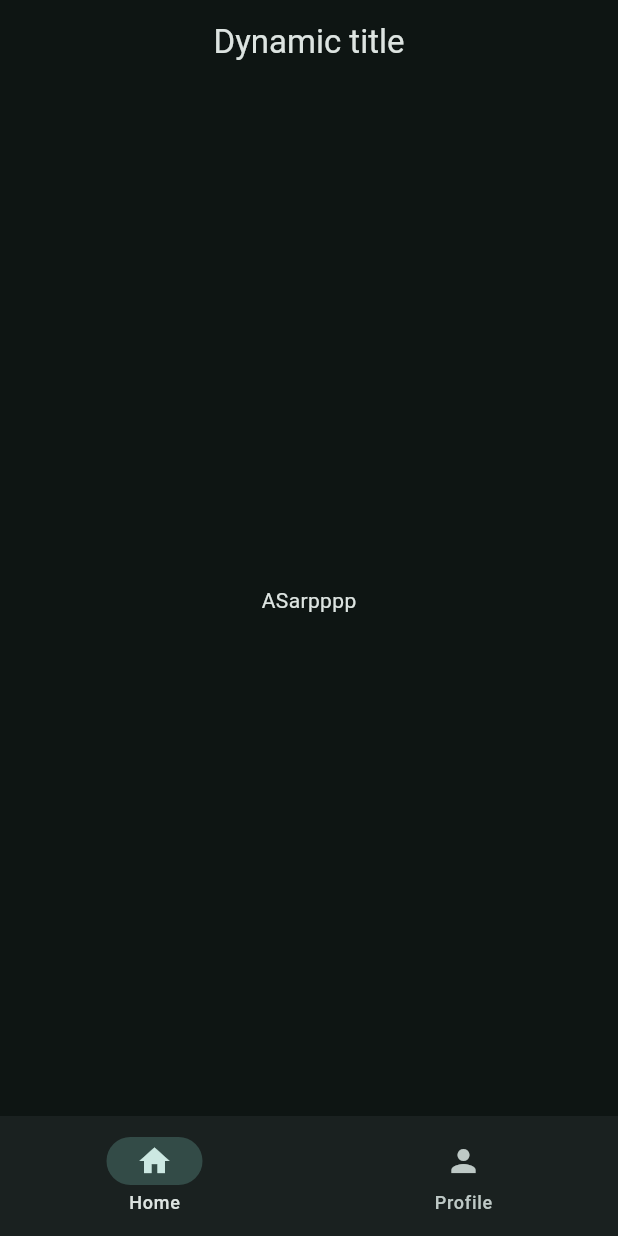
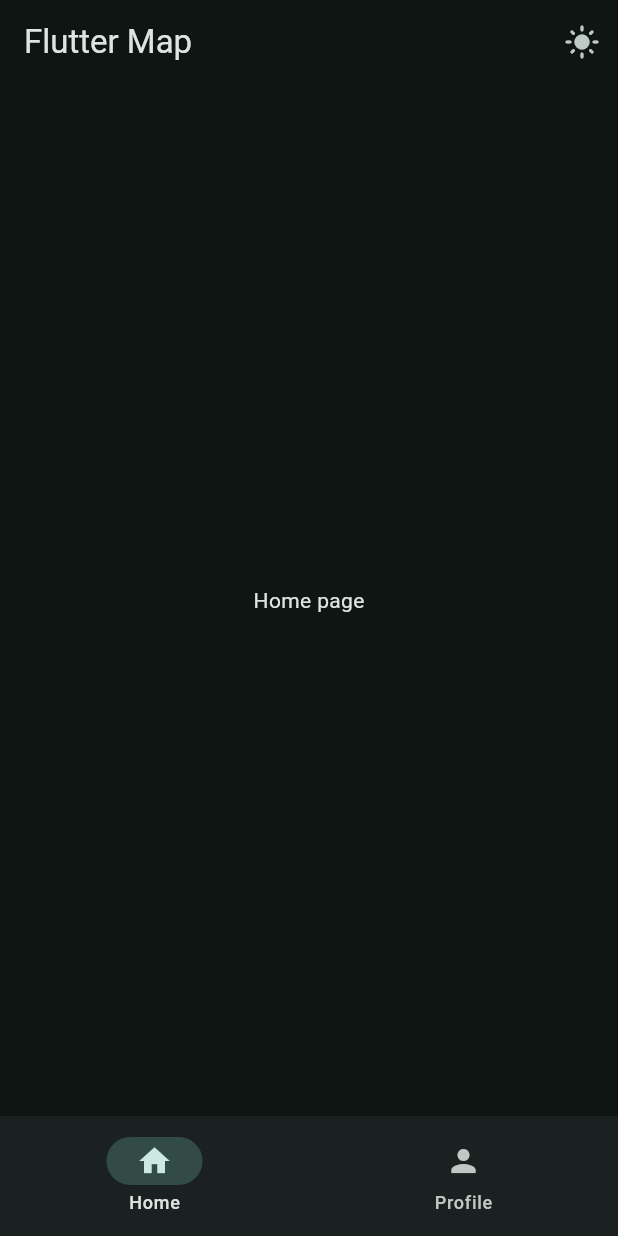
Before and after one commit to pmudassir/flutter_app, a Flutter app: the screen it shows after launch, on a phone screen of 412 x 824 dp. Run offline on Flutter 3.47's test engine with Material 3 defaults, Android fonts, the phone set to English and light mode, and no system bars.

Commit message:
dark mode & light mode

```diff
--- /dev/null
+++ b/lib/data/notifiers.dart
@@ -0,0 +1,4 @@
+import 'package:flutter/widgets.dart';
+
+ValueNotifier<int> selectedPageNotifier = ValueNotifier(0);
+ValueNotifier<bool> isDarkModeNotifier = ValueNotifier(true);
--- a/lib/main.dart
+++ b/lib/main.dart
@@ -1,28 +1,29 @@
 import 'package:flutter/material.dart';
+import 'package:flutter_app/data/notifiers.dart';
+import 'package:flutter_app/views/widget_tree.dart';
 
 void main() {
   runApp(const MyApp());
 }
 
-// stateless
-// material app
-// scaffold
-
-String title = "Dynamic title";
-
 class MyApp extends StatelessWidget {
   const MyApp({super.key});
   @override
   Widget build(BuildContext context) {
+    return ValueListenableBuilder(
+      valueListenable: isDarkModeNotifier,
+      builder: (context, isDarkMode, child) {
         return MaterialApp(
           debugShowCheckedModeBanner: false,
           theme: ThemeData(
             colorScheme: ColorScheme.fromSeed(
               seedColor: Colors.teal,
-          brightness: Brightness.dark,
+              brightness: isDarkMode ? Brightness.dark : Brightness.light,
             ),
           ),
           home: MyHomePage(),
+        );
+      },
     );
   }
 }
@@ -35,26 +36,8 @@ class MyHomePage extends StatefulWidget {
 }
 
 class _MyHomePageState extends State<MyHomePage> {
-  int currentIndex = 0;
   @override
   Widget build(BuildContext context) {
-    return Scaffold(
-      appBar: AppBar(title: Text(title), centerTitle: true),
-      body: currentIndex == 0
-          ? Center(child: Text("ASarpppp"))
-          : Center(child: Text("Fayis kooni")),
-      bottomNavigationBar: NavigationBar(
-        destinations: [
-          NavigationDestination(icon: Icon(Icons.home), label: "Home"),
-          NavigationDestination(icon: Icon(Icons.person), label: "Profile"),
-        ],
-        onDestinationSelected: (int value) {
-          setState(() {
-            currentIndex = value;
-          });
-        },
-        selectedIndex: currentIndex,
-      ),
-    );
+    return WidgetTree();
   }
 }
--- /dev/null
+++ b/lib/views/pages/home_page.dart
@@ -0,0 +1,10 @@
+import 'package:flutter/material.dart';
+
+class HomePage extends StatelessWidget {
+  const HomePage({super.key});
+
+  @override
+  Widget build(BuildContext context) {
+    return Center(child: Text("Home page"));
+  }
+}
--- /dev/null
+++ b/lib/views/pages/profile_page.dart
@@ -0,0 +1,10 @@
+import 'package:flutter/material.dart';
+
+class ProfilePage extends StatelessWidget {
+  const ProfilePage({super.key});
+
+  @override
+  Widget build(BuildContext context) {
+    return Center(child: Text("Profile page"));
+  }
+}
--- /dev/null
+++ b/lib/views/widget_tree.dart
@@ -0,0 +1,40 @@
+import 'package:flutter/material.dart';
+import 'package:flutter_app/data/notifiers.dart';
+import 'package:flutter_app/views/pages/home_page.dart';
+import 'package:flutter_app/views/pages/profile_page.dart';
+import 'widgets/navbar_widgets.dart';
+
+List<Widget> pages = [HomePage(), ProfilePage()];
+
+class WidgetTree extends StatelessWidget {
+  const WidgetTree({super.key});
+
+  @override
+  Widget build(BuildContext context) {
+    return Scaffold(
+      appBar: AppBar(
+        title: Text("Flutter Map"),
+        actions: [
+          IconButton(
+            onPressed: () {
+              isDarkModeNotifier.value = !isDarkModeNotifier.value;
+            },
+            icon: ValueListenableBuilder(
+              valueListenable: isDarkModeNotifier,
+              builder: (context, isDarkMode, child) {
+                return Icon(isDarkMode ? Icons.light_mode : Icons.dark_mode);
+              },
+            ),
+          ),
+        ],
+      ),
+      body: ValueListenableBuilder(
+        valueListenable: selectedPageNotifier,
+        builder: (context, selectedPage, child) {
+          return pages.elementAt(selectedPage);
+        },
+      ),
+      bottomNavigationBar: NavbarWidget(),
+    );
+  }
+}
--- /dev/null
+++ b/lib/views/widgets/navbar_widgets.dart
@@ -0,0 +1,25 @@
+import 'package:flutter/material.dart';
+import 'package:flutter_app/data/notifiers.dart';
+
+class NavbarWidget extends StatelessWidget {
+  const NavbarWidget({super.key});
+
+  @override
+  Widget build(BuildContext context) {
+    return ValueListenableBuilder(
+      valueListenable: selectedPageNotifier,
+      builder: (context, selectedPage, child) {
+        return NavigationBar(
+          destinations: [
+            NavigationDestination(icon: Icon(Icons.home), label: "Home"),
+            NavigationDestination(icon: Icon(Icons.person), label: "Profile"),
+          ],
+          onDestinationSelected: (int value) {
+            selectedPageNotifier.value = value;
+          },
+          selectedIndex: selectedPage,
+        );
+      },
+    );
+  }
+}
--- a/lib/widgets/navbar_widgets.dart
+++ /dev/null
@@ -1,15 +0,0 @@
-import 'package:flutter/material.dart';
-
-class NavbarWidget extends StatefulWidget {
-  const NavbarWidget({super.key});
-
-  @override
-  State<NavbarWidget> createState() => _NavbarWidgetState();
-}
-
-class _NavbarWidgetState extends State<NavbarWidget> {
-  @override
-  Widget build(BuildContext context) {
-    return Container();
-  }
-}
```
Lines whose indentation alone changed are shown as unchanged.
